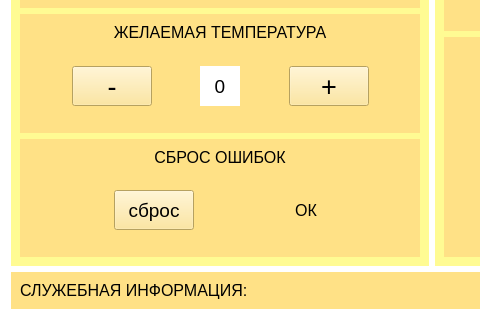
This is widget.ui in victocryl/imitator_tk3 as Qt 5 draws it before an edit; both pictures show x 0 to 480 and y 369 to 689 of the 1010 by 689 pixel window. The edited form follows.
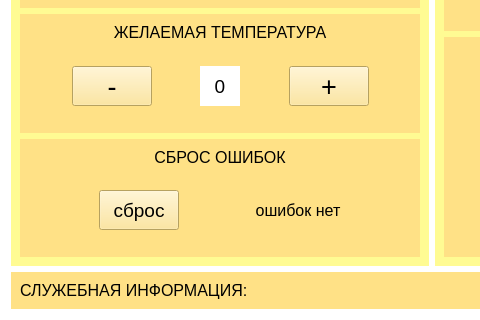
This is the edited form.

Commit message: сделал кнопку СБРОС

What changed in the file:
```diff
--- a/widget.ui
+++ b/widget.ui
@@ -924,7 +924,7 @@
                 <string notr="true">background-color: rgb(255, 225, 134);</string>
                </property>
                <property name="text">
-                <string>ОК</string>
+                <string>ошибок нет</string>
                </property>
                <property name="alignment">
                 <set>Qt::AlignCenter</set>
```
The commit also changes 2 other files.
